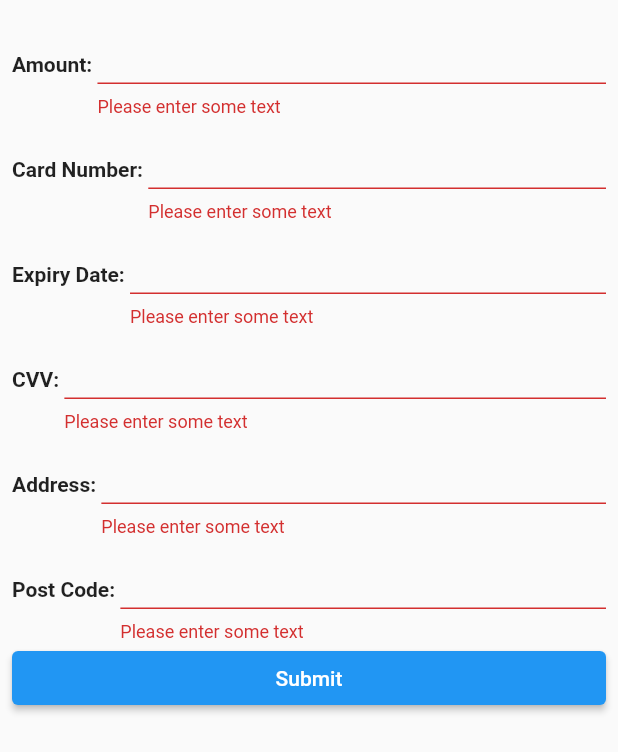
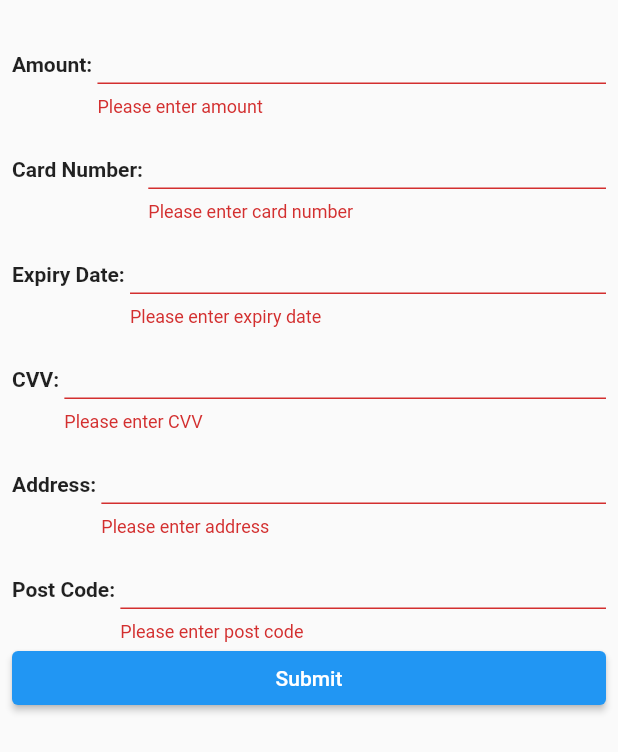
Before and after one commit to smjxpro/flutter_cardstream_demo, a Flutter app: the screen it shows after launch, after a tap on "Submit", on a phone screen of 412 x 824 dp. Shown: the top 752 px of the screen. Run offline on Flutter 3.47's test engine with Material 2 defaults, Android fonts, the phone set to English and light mode, and no system bars.

Commit message:
completed form and show form value

```diff
--- a/lib/main.dart
+++ b/lib/main.dart
@@ -1,4 +1,6 @@
 import 'package:flutter/material.dart';
+import 'package:flutter_cardstream_demo/models/payment_info.dart';
+import 'package:flutter_cardstream_demo/pages/result.dart';
 
 void main() {
   runApp(MyApp());
@@ -44,6 +46,8 @@ class _MyHomePageState extends State<MyHomePage> {
   final _formKey = GlobalKey<FormState>();
   final _scaffoldKey = GlobalKey<ScaffoldState>();
 
+  PaymentInfo paymentInfo = PaymentInfo();
+
   @override
   Widget build(BuildContext context) {
     return Scaffold(
@@ -67,11 +71,15 @@ class _MyHomePageState extends State<MyHomePage> {
                       ),
                       Expanded(
                         child: TextFormField(
+                          keyboardType: TextInputType.number,
                           validator: (value) {
                             if (value.isEmpty) {
-                              return 'Please enter some text';
+                              return 'Please enter amount';
                             }
                             return null;
+                          },
+                          onSaved: (value) {
+                            paymentInfo.amount = value;
                           },
                         ),
                       ),
@@ -87,11 +95,15 @@ class _MyHomePageState extends State<MyHomePage> {
                       ),
                       Expanded(
                         child: TextFormField(
+                          keyboardType: TextInputType.text,
                           validator: (value) {
                             if (value.isEmpty) {
-                              return 'Please enter some text';
+                              return 'Please enter card number';
                             }
                             return null;
+                          },
+                          onSaved: (value) {
+                            paymentInfo.cardNumber = value;
                           },
                         ),
                       ),
@@ -107,11 +119,15 @@ class _MyHomePageState extends State<MyHomePage> {
                       ),
                       Expanded(
                         child: TextFormField(
+                          keyboardType: TextInputType.datetime,
                           validator: (value) {
                             if (value.isEmpty) {
-                              return 'Please enter some text';
+                              return 'Please enter expiry date';
                             }
                             return null;
+                          },
+                          onSaved: (value) {
+                            paymentInfo.cardExpiryDate = value;
                           },
                         ),
                       ),
@@ -127,11 +143,15 @@ class _MyHomePageState extends State<MyHomePage> {
                       ),
                       Expanded(
                         child: TextFormField(
+                          keyboardType: TextInputType.number,
                           validator: (value) {
                             if (value.isEmpty) {
-                              return 'Please enter some text';
+                              return 'Please enter CVV';
                             }
                             return null;
+                          },
+                          onSaved: (value) {
+                            paymentInfo.cardCVV = value;
                           },
                         ),
                       ),
@@ -147,11 +167,15 @@ class _MyHomePageState extends State<MyHomePage> {
                       ),
                       Expanded(
                         child: TextFormField(
+                          keyboardType: TextInputType.streetAddress,
                           validator: (value) {
                             if (value.isEmpty) {
-                              return 'Please enter some text';
+                              return 'Please enter address';
                             }
                             return null;
+                          },
+                          onSaved: (value) {
+                            paymentInfo.customerAddress = value;
                           },
                         ),
                       ),
@@ -167,11 +191,15 @@ class _MyHomePageState extends State<MyHomePage> {
                       ),
                       Expanded(
                         child: TextFormField(
+                          keyboardType: TextInputType.number,
                           validator: (value) {
                             if (value.isEmpty) {
-                              return 'Please enter some text';
+                              return 'Please enter post code';
                             }
                             return null;
+                          },
+                          onSaved: (value) {
+                            paymentInfo.customerPostCode = value;
                           },
                         ),
                       ),
@@ -180,9 +208,19 @@ class _MyHomePageState extends State<MyHomePage> {
                   ElevatedButton(
                     onPressed: () {
                       if (_formKey.currentState.validate()) {
-                        _scaffoldKey.currentState
-                          ..showSnackBar(
-                              SnackBar(content: Text('Processing Data')));
+                        // _scaffoldKey.currentState
+                        //   ..showSnackBar(
+                        //       SnackBar(content: Text('Processing Data')));
+                        _formKey.currentState.save();
+
+                        Navigator.push(
+                          context,
+                          MaterialPageRoute(
+                            builder: (context) => Result(
+                              paymentInfo: this.paymentInfo,
+                            ),
+                          ),
+                        );
                       }
                     },
                     child: Text('Submit'),
--- a/pubspec.yaml
+++ b/pubspec.yaml
@@ -28,6 +28,8 @@ dependencies:
   # The following adds the Cupertino Icons font to your application.
   # Use with the CupertinoIcons class for iOS style icons.
   cupertino_icons: ^1.0.0
+  validators: ^2.0.1
+
 
 dev_dependencies:
   flutter_test:
```
Also changed, not shown: pubspec.lock.
